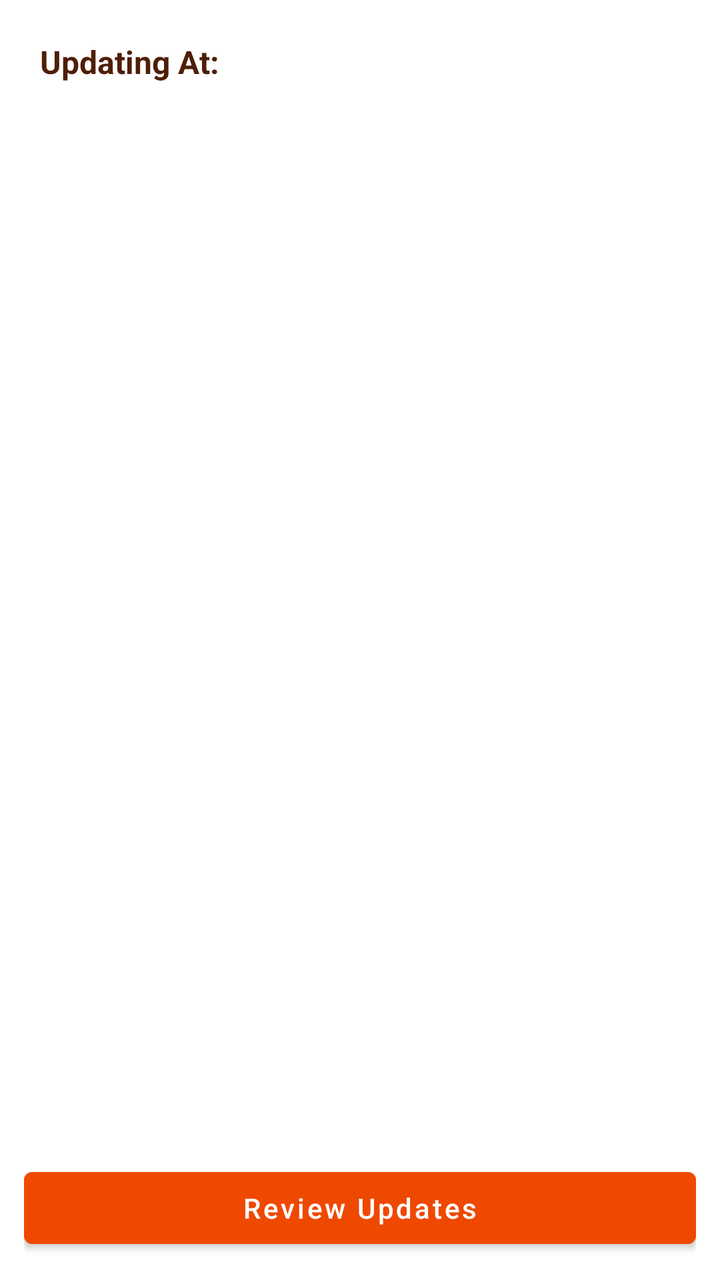
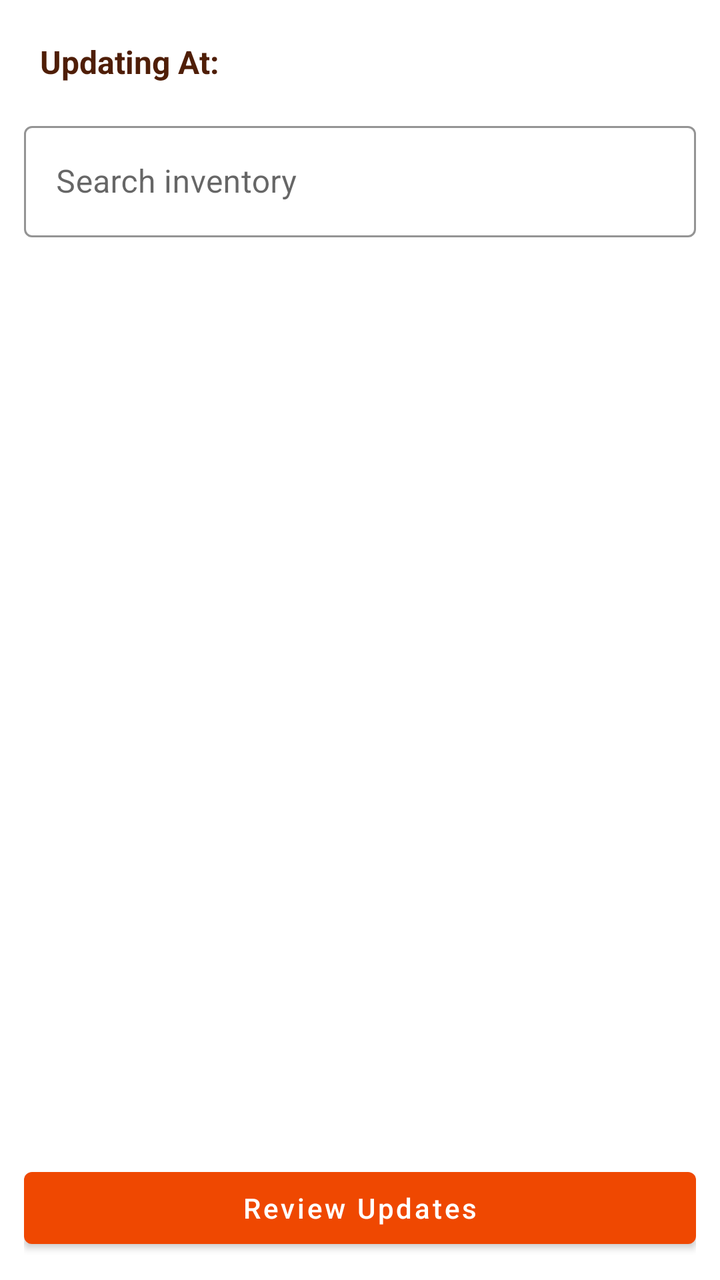

The first picture is an Android layout as it rendered before a commit; the second is the same layout after the commit. The layout source and the unified diff follow.
<!-- AndroidManifest.xml: application theme Theme.Inventory -->
<!-- res/layout/activity_inventory.xml -->
<?xml version="1.0" encoding="utf-8"?>
<LinearLayout xmlns:android="http://schemas.android.com/apk/res/android"
    android:layout_width="match_parent"
    android:layout_height="match_parent"
    android:background="@color/white"
    android:orientation="vertical"
    android:padding="12dp">

    <TextView
        android:id="@+id/tvDateTime"
        android:layout_width="match_parent"
        android:layout_height="wrap_content"
        android:padding="8dp"
        android:text="Updating At:"
        android:textColor="@color/text_primary"
        android:textSize="16sp"
        android:textStyle="bold" />

    <ProgressBar
        android:id="@+id/progressBar"
        android:layout_width="wrap_content"
        android:layout_height="wrap_content"
        android:layout_gravity="center_horizontal"
        android:layout_marginTop="24dp"
        android:visibility="gone" />

    <ScrollView
        android:id="@+id/scrollContent"
        android:layout_width="match_parent"
        android:layout_height="0dp"
        android:layout_marginTop="6dp"
        android:layout_weight="1"
        android:visibility="visible">

        <LinearLayout
            android:id="@+id/categoryContainer"
            android:layout_width="match_parent"
            android:layout_height="wrap_content"
            android:orientation="vertical"
            android:paddingBottom="12dp" />
    </ScrollView>

    <Button
        android:id="@+id/btnReview"
        android:layout_width="match_parent"
        android:layout_height="wrap_content"
        android:layout_marginTop="8dp"
        android:text="Review Updates"
        android:textAllCaps="false" />

</LinearLayout>
<!-- resources referenced by this layout -->
<resources>
  <color name="text_primary">#4F1E07</color>
  <color name="white">#FFFFFFFF</color>
  <style name="Theme.Inventory" parent="Theme.MaterialComponents.Light.NoActionBar">
          <item name="colorPrimary">@color/brand_primary</item>
          <item name="colorPrimaryVariant">@color/brand_primary_dark</item>
          <item name="colorOnPrimary">@color/white</item>
          <item name="colorSecondary">@color/brand_accent</item>
          <item name="colorOnSecondary">@color/black</item>
          <item name="android:windowBackground">@color/white</item>
          <item name="android:statusBarColor">@color/brand_primary_dark</item>
          <item name="android:navigationBarColor">@color/white</item>
      </style>
  <color name="brand_primary">#EF4801</color>
  <color name="brand_primary_dark">#C93D03</color>
  <color name="brand_accent">#FFB08B</color>
  <color name="black">#FF000000</color>
</resources>

<!-- the commit's change to res/layout/activity_inventory.xml (unified diff, before → after) -->
@@ -1,5 +1,6 @@
 <?xml version="1.0" encoding="utf-8"?>
 <LinearLayout xmlns:android="http://schemas.android.com/apk/res/android"
+    xmlns:app="http://schemas.android.com/apk/res-auto"
     android:layout_width="match_parent"
     android:layout_height="match_parent"
     android:background="@color/white"
@@ -15,6 +16,23 @@
         android:textColor="@color/text_primary"
         android:textSize="16sp"
         android:textStyle="bold" />
+
+    <com.google.android.material.textfield.TextInputLayout
+        style="@style/Widget.MaterialComponents.TextInputLayout.OutlinedBox"
+        android:layout_width="match_parent"
+        android:layout_height="wrap_content"
+        android:layout_marginTop="8dp"
+        android:hint="Search inventory"
+        app:boxStrokeColor="@color/brand_primary">
+
+        <com.google.android.material.textfield.TextInputEditText
+            android:id="@+id/etSearch"
+            android:layout_width="match_parent"
+            android:layout_height="wrap_content"
+            android:imeOptions="actionDone"
+            android:inputType="text"
+            android:maxLines="1" />
+    </com.google.android.material.textfield.TextInputLayout>
 
     <ProgressBar
         android:id="@+id/progressBar"
